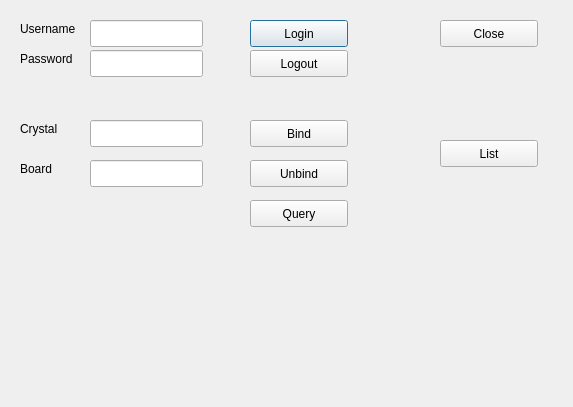
This is mainform.ui in sunglen/pyqt as Qt 5 draws it before an edit. The edited form follows.
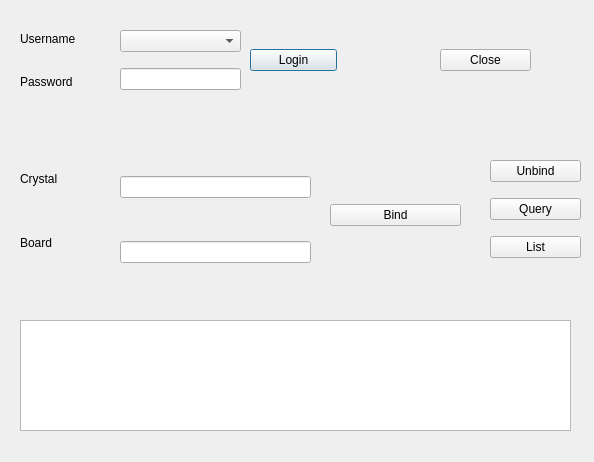
This is the edited form.

Commit message: user login

Patch:
```diff
--- a/mainform.ui
+++ b/mainform.ui
@@ -6,198 +6,204 @@
    <rect>
     <x>0</x>
     <y>0</y>
-    <width>573</width>
-    <height>407</height>
+    <width>594</width>
+    <height>462</height>
    </rect>
   </property>
   <property name="windowTitle">
    <string>探测器模块组装记录</string>
   </property>
-  <widget class="QLineEdit" name="userLine">
+  <widget class="QTextBrowser" name="resultBrowser">
    <property name="geometry">
     <rect>
-     <x>90</x>
-     <y>20</y>
-     <width>113</width>
-     <height>27</height>
+     <x>20</x>
+     <y>320</y>
+     <width>551</width>
+     <height>111</height>
     </rect>
    </property>
   </widget>
-  <widget class="QLabel" name="label_2">
+  <widget class="QWidget" name="verticalLayoutWidget">
    <property name="geometry">
     <rect>
      <x>20</x>
-     <y>50</y>
-     <width>66</width>
-     <height>17</height>
+     <y>20</y>
+     <width>91</width>
+     <height>80</height>
     </rect>
    </property>
-   <property name="text">
-    <string>Password</string>
-   </property>
+   <layout class="QVBoxLayout" name="verticalLayout_2">
+    <item>
+     <widget class="QLabel" name="label_1">
+      <property name="text">
+       <string>Username</string>
+      </property>
+     </widget>
+    </item>
+    <item>
+     <widget class="QLabel" name="label_2">
+      <property name="text">
+       <string>Password</string>
+      </property>
+     </widget>
+    </item>
+   </layout>
   </widget>
-  <widget class="QLineEdit" name="passLine">
+  <widget class="QWidget" name="verticalLayoutWidget_2">
    <property name="geometry">
     <rect>
-     <x>90</x>
-     <y>50</y>
-     <width>113</width>
-     <height>27</height>
+     <x>120</x>
+     <y>20</y>
+     <width>121</width>
+     <height>80</height>
     </rect>
    </property>
-   <property name="echoMode">
-    <enum>QLineEdit::Password</enum>
-   </property>
+   <layout class="QVBoxLayout" name="verticalLayout_3">
+    <item>
+     <widget class="QComboBox" name="userComboBox"/>
+    </item>
+    <item>
+     <widget class="QLineEdit" name="passLine">
+      <property name="echoMode">
+       <enum>QLineEdit::Password</enum>
+      </property>
+     </widget>
+    </item>
+   </layout>
   </widget>
-  <widget class="QPushButton" name="loginButton">
+  <widget class="QWidget" name="horizontalLayoutWidget">
    <property name="geometry">
     <rect>
      <x>250</x>
      <y>20</y>
-     <width>98</width>
-     <height>27</height>
+     <width>87</width>
+     <height>80</height>
     </rect>
    </property>
-   <property name="text">
-    <string>Login</string>
-   </property>
+   <layout class="QHBoxLayout" name="horizontalLayout_6">
+    <item>
+     <widget class="QPushButton" name="loginButton">
+      <property name="text">
+       <string>Login</string>
+      </property>
+     </widget>
+    </item>
+   </layout>
   </widget>
-  <widget class="QPushButton" name="logoutButton">
+  <widget class="QWidget" name="verticalLayoutWidget_3">
    <property name="geometry">
     <rect>
-     <x>250</x>
-     <y>50</y>
-     <width>98</width>
-     <height>27</height>
-    </rect>
-   </property>
-   <property name="text">
-    <string>Logout</string>
-   </property>
-  </widget>
-  <widget class="QLineEdit" name="crystalLine">
-   <property name="geometry">
-    <rect>
-     <x>90</x>
-     <y>120</y>
-     <width>113</width>
-     <height>27</height>
-    </rect>
-   </property>
-  </widget>
-  <widget class="QLabel" name="label_4">
-   <property name="geometry">
-    <rect>
-     <x>20</x>
-     <y>160</y>
-     <width>66</width>
-     <height>17</height>
-    </rect>
-   </property>
-   <property name="text">
-    <string>Board</string>
-   </property>
-  </widget>
-  <widget class="QLineEdit" name="boardLine">
-   <property name="geometry">
-    <rect>
-     <x>90</x>
-     <y>160</y>
-     <width>113</width>
-     <height>27</height>
-    </rect>
-   </property>
-  </widget>
-  <widget class="QLabel" name="label_1">
-   <property name="geometry">
-    <rect>
-     <x>20</x>
+     <x>440</x>
      <y>20</y>
-     <width>66</width>
-     <height>17</height>
+     <width>91</width>
+     <height>80</height>
     </rect>
    </property>
-   <property name="text">
-    <string>Username</string>
-   </property>
+   <layout class="QVBoxLayout" name="verticalLayout_4">
+    <item>
+     <widget class="QPushButton" name="closeButton">
+      <property name="text">
+       <string>Close</string>
+      </property>
+     </widget>
+    </item>
+   </layout>
   </widget>
-  <widget class="QLabel" name="label_3">
+  <widget class="QWidget" name="verticalLayoutWidget_4">
    <property name="geometry">
     <rect>
      <x>20</x>
-     <y>120</y>
-     <width>66</width>
-     <height>17</height>
+     <y>150</y>
+     <width>81</width>
+     <height>121</height>
     </rect>
    </property>
-   <property name="text">
-    <string>Crystal</string>
-   </property>
+   <layout class="QVBoxLayout" name="verticalLayout_6">
+    <item>
+     <widget class="QLabel" name="label_3">
+      <property name="text">
+       <string>Crystal</string>
+      </property>
+     </widget>
+    </item>
+    <item>
+     <widget class="QLabel" name="label_4">
+      <property name="text">
+       <string>Board</string>
+      </property>
+     </widget>
+    </item>
+   </layout>
   </widget>
-  <widget class="QPushButton" name="bindButton">
+  <widget class="QWidget" name="verticalLayoutWidget_5">
    <property name="geometry">
     <rect>
-     <x>250</x>
-     <y>120</y>
-     <width>98</width>
-     <height>27</height>
+     <x>120</x>
+     <y>139</y>
+     <width>191</width>
+     <height>161</height>
     </rect>
    </property>
-   <property name="text">
-    <string>Bind</string>
-   </property>
+   <layout class="QVBoxLayout" name="verticalLayout_7">
+    <item>
+     <widget class="QLineEdit" name="crystalLine"/>
+    </item>
+    <item>
+     <widget class="QLineEdit" name="boardLine"/>
+    </item>
+   </layout>
   </widget>
-  <widget class="QPushButton" name="unbindButton">
+  <widget class="QWidget" name="verticalLayoutWidget_6">
    <property name="geometry">
     <rect>
-     <x>250</x>
-     <y>160</y>
-     <width>98</width>
-     <height>27</height>
+     <x>330</x>
+     <y>150</y>
+     <width>131</width>
+     <height>131</height>
     </rect>
    </property>
-   <property name="text">
-    <string>Unbind</string>
-   </property>
+   <layout class="QVBoxLayout" name="verticalLayout_8">
+    <item>
+     <widget class="QPushButton" name="bindButton">
+      <property name="text">
+       <string>Bind</string>
+      </property>
+     </widget>
+    </item>
+   </layout>
   </widget>
-  <widget class="QPushButton" name="queryButton">
+  <widget class="QWidget" name="verticalLayoutWidget_7">
    <property name="geometry">
     <rect>
-     <x>250</x>
-     <y>200</y>
-     <width>98</width>
-     <height>27</height>
+     <x>490</x>
+     <y>150</y>
+     <width>91</width>
+     <height>121</height>
     </rect>
    </property>
-   <property name="text">
-    <string>Query</string>
-   </property>
-  </widget>
-  <widget class="QPushButton" name="closeButton">
-   <property name="geometry">
-    <rect>
-     <x>440</x>
-     <y>20</y>
-     <width>98</width>
-     <height>27</height>
-    </rect>
-   </property>
-   <property name="text">
-    <string>Close</string>
-   </property>
-  </widget>
-  <widget class="QPushButton" name="listButton">
-   <property name="geometry">
-    <rect>
-     <x>440</x>
-     <y>140</y>
-     <width>98</width>
-     <height>27</height>
-    </rect>
-   </property>
-   <property name="text">
-    <string>List</string>
-   </property>
+   <layout class="QVBoxLayout" name="verticalLayout_10">
+    <item>
+     <widget class="QPushButton" name="unbindButton">
+      <property name="text">
+       <string>Unbind</string>
+      </property>
+     </widget>
+    </item>
+    <item>
+     <widget class="QPushButton" name="queryButton">
+      <property name="text">
+       <string>Query</string>
+      </property>
+     </widget>
+    </item>
+    <item>
+     <widget class="QPushButton" name="listButton">
+      <property name="text">
+       <string>List</string>
+      </property>
+     </widget>
+    </item>
+   </layout>
   </widget>
  </widget>
  <resources/>
```
The commit also changes 2 other files.
